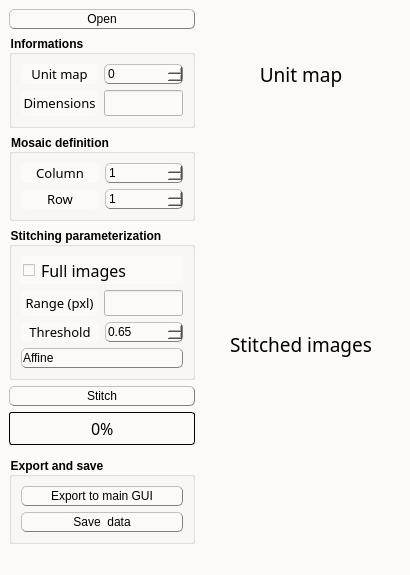
Qt form inichord/TwoD_Stitching.ui (Cyril-Langlois/iniCHORD) before a commit.
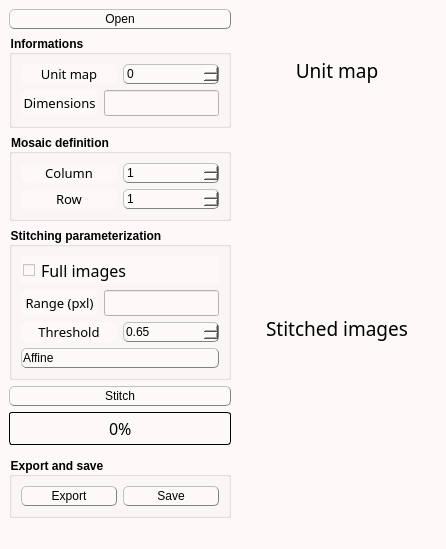
The same form after that commit. Icons and pictures are not drawn. Custom widgets are drawn as their Qt base class.

```diff
--- a/inichord/TwoD_Stitching.ui
+++ b/inichord/TwoD_Stitching.ui
@@ -6,7 +6,7 @@
    <rect>
     <x>0</x>
     <y>0</y>
-    <width>406</width>
+    <width>444</width>
     <height>538</height>
    </rect>
   </property>
@@ -786,6 +786,8 @@
             </property>
             <layout class="QVBoxLayout" name="verticalLayout_9">
              <item>
+              <layout class="QHBoxLayout" name="horizontalLayout_9">
+               <item>
               <widget class="QPushButton" name="Push_export">
                <property name="sizePolicy">
                 <sizepolicy hsizetype="Preferred" vsizetype="Fixed">
@@ -803,7 +805,7 @@
                 <string>&lt;html&gt;&lt;head/&gt;&lt;body&gt;&lt;p&gt;&lt;span style=&quot; font-size:11pt;&quot;&gt;Export the cropped stitched map in the main GUI.&lt;/span&gt;&lt;/p&gt;&lt;/body&gt;&lt;/html&gt;</string>
                </property>
                <property name="text">
-                <string>Export to main GUI</string>
+                  <string>Export</string>
                </property>
                <property name="icon">
                 <iconset>
@@ -829,13 +831,15 @@
                 <string>&lt;html&gt;&lt;head/&gt;&lt;body&gt;&lt;p&gt;&lt;span style=&quot; font-size:11pt;&quot;&gt;Saving of data of interest.&lt;/span&gt;&lt;/p&gt;&lt;/body&gt;&lt;/html&gt;</string>
                </property>
                <property name="text">
-                <string>Save  data</string>
+                  <string>Save</string>
                </property>
                <property name="icon">
                 <iconset>
-                 <normaloff>../Traitement_stack/icons/save_icon.png</normaloff>../Traitement_stack/icons/save_icon.png</iconset>
-               </property>
-              </widget>
+                   <normaloff>icons/save_icon.png</normaloff>icons/save_icon.png</iconset>
+                 </property>
+                </widget>
+               </item>
+              </layout>
              </item>
             </layout>
            </widget>
```
Left out of the diff: 8 changed lines with no effect on the pictures. Lines whose indentation alone changed are shown as unchanged.
